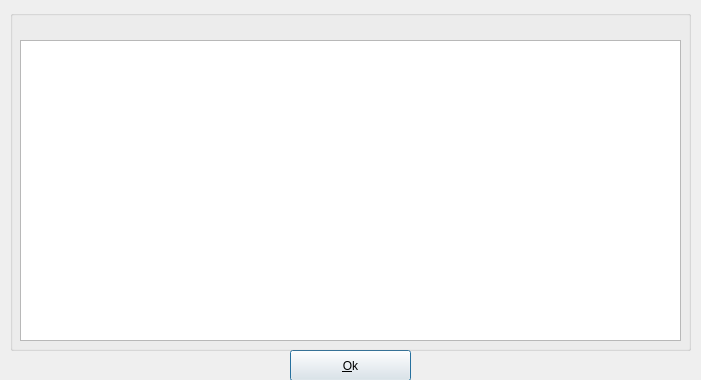
Qt form zuluCrypt-gui/contactinfo.ui (mhogomchungu/zuluCrypt) before a commit.
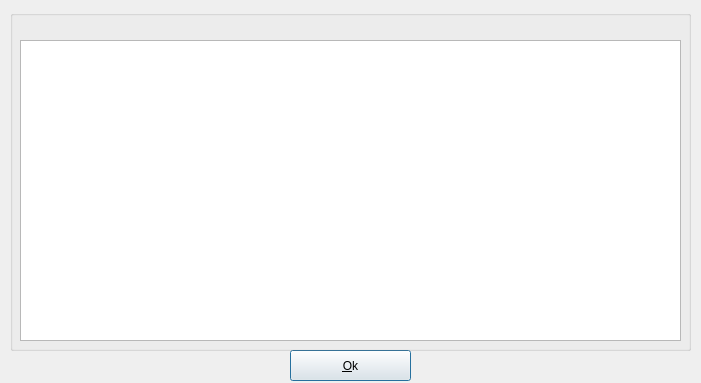
The same form after that commit.

```diff
--- a/zuluCrypt-gui/contactinfo.ui
+++ b/zuluCrypt-gui/contactinfo.ui
@@ -7,7 +7,7 @@
     <x>0</x>
     <y>0</y>
     <width>701</width>
-    <height>380</height>
+    <height>383</height>
    </rect>
   </property>
   <property name="windowTitle">
```
